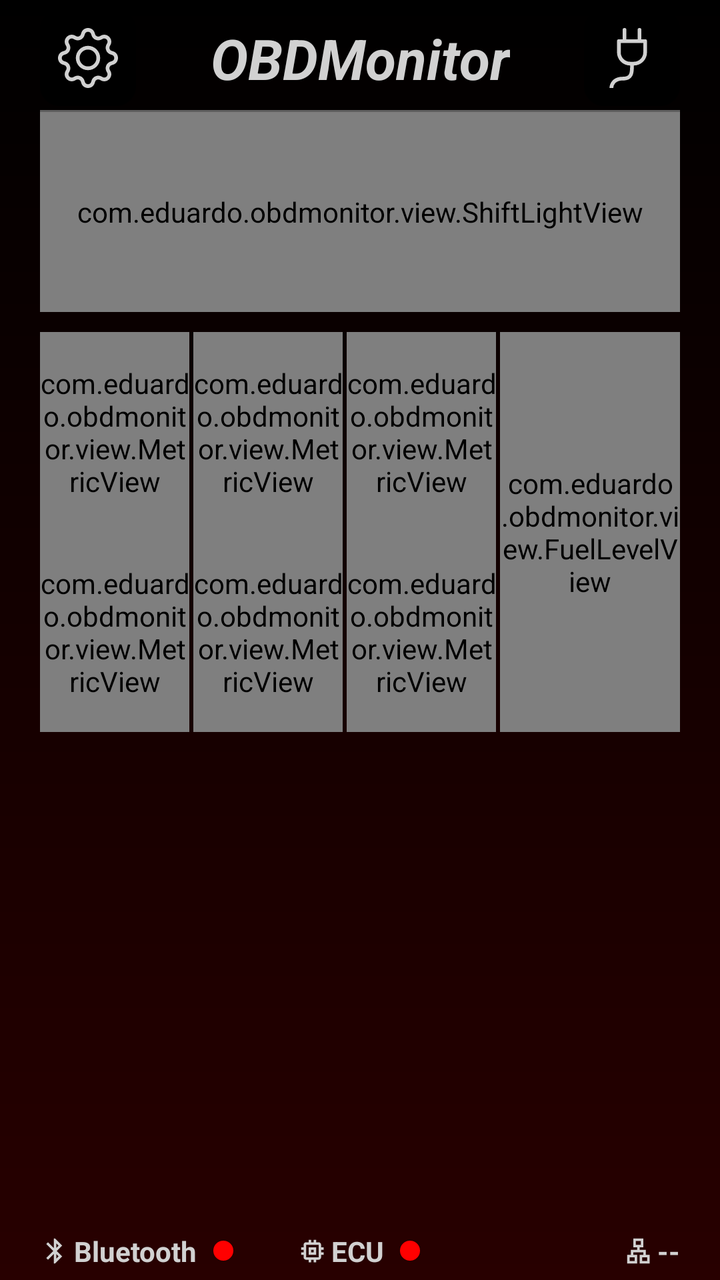
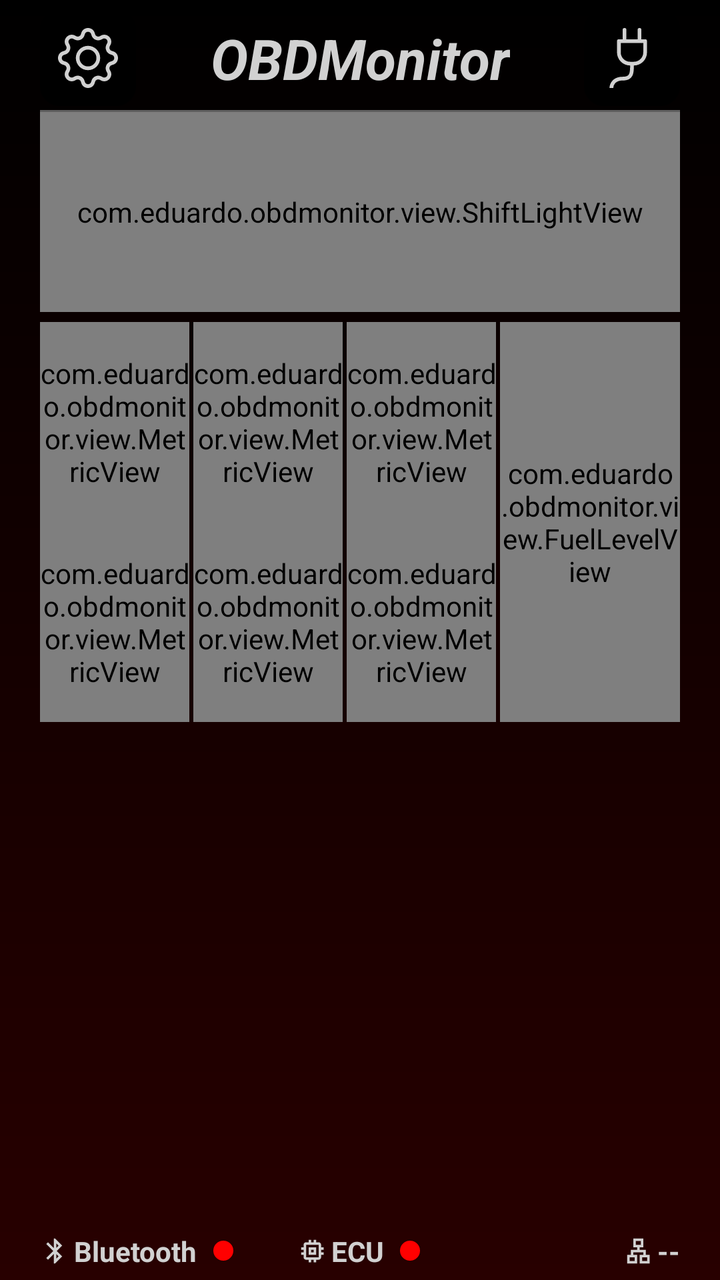

Before-and-after screenshots of an Android layout around one commit, followed by the original layout XML and the change that was made.
<!-- AndroidManifest.xml: application theme Theme.OBDMonitor -->
<!-- res/layout/activity_dashboard.xml -->
<?xml version="1.0" encoding="utf-8"?>
<androidx.constraintlayout.widget.ConstraintLayout xmlns:android="http://schemas.android.com/apk/res/android"
    xmlns:app="http://schemas.android.com/apk/res-auto"
    xmlns:tools="http://schemas.android.com/tools"
    android:id="@+id/main"
    android:layout_width="match_parent"
    android:layout_height="match_parent"
    android:background="@drawable/application_background"
    tools:context=".ui.DashboardActivity">

    <androidx.constraintlayout.widget.ConstraintLayout
        android:id="@+id/containerDashboard"
        android:layout_width="0dp"
        android:layout_height="0dp"
        android:layout_marginStart="20dp"
        android:layout_marginTop="5dp"
        android:layout_marginEnd="20dp"
        android:layout_marginBottom="5dp"
        app:layout_constraintBottom_toBottomOf="parent"
        app:layout_constraintEnd_toEndOf="parent"
        app:layout_constraintStart_toStartOf="parent"
        app:layout_constraintTop_toTopOf="parent">

        <androidx.constraintlayout.widget.ConstraintLayout
            android:id="@+id/containerHeader"
            android:layout_width="0dp"
            android:layout_height="wrap_content"
            app:layout_constraintEnd_toEndOf="parent"
            app:layout_constraintStart_toStartOf="parent"
            app:layout_constraintTop_toTopOf="parent">

            <androidx.appcompat.widget.AppCompatImageButton
                android:id="@+id/btnSettings"
                style="@style/SettingsButtonComponent"
                app:layout_constraintBottom_toBottomOf="parent"
                app:layout_constraintStart_toStartOf="parent"
                app:layout_constraintTop_toTopOf="parent" />

            <TextView
                android:id="@+id/txtTitle"
                android:layout_width="wrap_content"
                android:layout_height="wrap_content"
                android:text="@string/app_name"
                android:textColor="?attr/colorOnPrimary"
                android:textSize="28sp"
                android:textStyle="bold|italic"
                app:layout_constraintBottom_toBottomOf="parent"
                app:layout_constraintEnd_toStartOf="@id/btnConnection"
                app:layout_constraintStart_toEndOf="@id/btnSettings"
                app:layout_constraintTop_toTopOf="parent" />

            <androidx.appcompat.widget.AppCompatImageButton
                android:id="@+id/btnConnection"
                style="@style/ConnectionButtonComponent"
                app:layout_constraintBottom_toBottomOf="parent"
                app:layout_constraintEnd_toEndOf="parent"
                app:layout_constraintTop_toTopOf="parent" />
        </androidx.constraintlayout.widget.ConstraintLayout>

        <View
            android:id="@+id/separator"
            style="@style/SeparatorComponent"
            app:layout_constraintEnd_toEndOf="parent"
            app:layout_constraintStart_toStartOf="parent"
            app:layout_constraintTop_toBottomOf="@id/containerHeader" />

        <androidx.constraintlayout.widget.ConstraintLayout
            android:id="@+id/containerDashboardMetrics"
            android:layout_width="0dp"
            android:layout_height="0dp"
            app:layout_constraintBottom_toTopOf="@id/containerStatus"
            app:layout_constraintEnd_toEndOf="parent"
            app:layout_constraintStart_toStartOf="parent"
            app:layout_constraintTop_toBottomOf="@id/separator">

            <com.eduardo.obdmonitor.view.ShiftLightView
                android:id="@+id/shiftLight"
                android:layout_width="0dp"
                android:layout_height="100dp"
                app:layout_constraintEnd_toEndOf="parent"
                app:layout_constraintStart_toStartOf="parent"
                app:layout_constraintTop_toTopOf="parent" />

            <androidx.constraintlayout.widget.ConstraintLayout
                android:id="@+id/containerMetrics"
                android:layout_width="0dp"
                android:layout_height="wrap_content"
                android:layout_marginTop="5dp"
                app:layout_constraintEnd_toEndOf="parent"
                app:layout_constraintStart_toStartOf="parent"
                app:layout_constraintTop_toBottomOf="@id/shiftLight">

                <androidx.constraintlayout.helper.widget.Flow
                    android:id="@+id/flowCards"
                    android:layout_width="0dp"
                    android:layout_height="wrap_content"
                    android:layout_marginTop="5dp"
                    app:constraint_referenced_ids="cardSpeed,cardThrottle,cardMap,cardCoolant,cardIntake,cardBattery"
                    app:flow_horizontalGap="2dp"
                    app:flow_horizontalStyle="spread_inside"
                    app:flow_maxElementsWrap="3"
                    app:flow_verticalAlign="center"
                    app:flow_wrapMode="chain"
                    app:layout_constraintEnd_toStartOf="@id/fuelLevel"
                    app:layout_constraintStart_toStartOf="parent"
                    app:layout_constraintTop_toTopOf="parent" />

                <com.eduardo.obdmonitor.view.MetricView
                    android:id="@+id/cardSpeed"
                    android:layout_width="0dp"
                    android:layout_height="100dp"
                    app:metricIcon="@drawable/ic_dashboard_speedometer"
                    app:metricTitle="@string/speed"
                    app:metricUnit="km/h"
                    app:metricValue="0" />

                <com.eduardo.obdmonitor.view.MetricView
                    android:id="@+id/cardThrottle"
                    android:layout_width="0dp"
                    android:layout_height="100dp"
                    app:metricIcon="@drawable/ic_dashboard_throttle"
                    app:metricTitle="@string/throttle"
                    app:metricUnit="%"
                    app:metricValue="0" />

                <com.eduardo.obdmonitor.view.MetricView
                    android:id="@+id/cardMap"
                    android:layout_width="0dp"
                    android:layout_height="100dp"
                    app:metricIcon="@drawable/ic_dashboard_pressure_gauge"
                    app:metricTitle="@string/map"
                    app:metricUnit="kPa"
                    app:metricValue="0" />

                <com.eduardo.obdmonitor.view.MetricView
                    android:id="@+id/cardCoolant"
                    android:layout_width="0dp"
                    android:layout_height="100dp"
                    app:metricIcon="@drawable/ic_dashboard_thermometer"
                    app:metricTitle="@string/engine_t"
                    app:metricUnit="°C"
                    app:metricValue="0" />

                <com.eduardo.obdmonitor.view.MetricView
                    android:id="@+id/cardIntake"
                    android:layout_width="0dp"
                    android:layout_height="100dp"
                    app:metricIcon="@drawable/ic_dashboard_thermometer"
                    app:metricTitle="@string/intake_t"
                    app:metricUnit="°C"
                    app:metricValue="0" />

                <com.eduardo.obdmonitor.view.MetricView
                    android:id="@+id/cardBattery"
                    android:layout_width="0dp"
                    android:layout_height="100dp"
                    app:metricIcon="@drawable/ic_dashboard_lightning_charge"
                    app:metricTitle="@string/battery"
                    app:metricUnit="V"
                    app:metricValue="0.0" />

                <com.eduardo.obdmonitor.view.FuelLevelView
                    android:id="@+id/fuelLevel"
                    android:layout_width="90dp"
                    android:layout_height="0dp"
                    android:layout_marginStart="2dp"
                    app:layout_constraintBottom_toBottomOf="@id/flowCards"
                    app:layout_constraintEnd_toEndOf="parent"
                    app:layout_constraintStart_toEndOf="@id/flowCards"
                    app:layout_constraintTop_toTopOf="@id/flowCards" />

            </androidx.constraintlayout.widget.ConstraintLayout>
        </androidx.constraintlayout.widget.ConstraintLayout>

        <LinearLayout
            android:id="@+id/containerStatus"
            android:layout_width="0dp"
            android:layout_height="wrap_content"
            android:gravity="center_vertical"
            android:orientation="horizontal"
            app:layout_constraintBottom_toBottomOf="parent"
            app:layout_constraintEnd_toEndOf="parent"
            app:layout_constraintStart_toStartOf="parent">

            <ImageView
                android:id="@+id/imgBluetooth"
                android:layout_width="15dp"
                android:layout_height="15dp"
                android:contentDescription="@null"
                android:src="@drawable/ic_status_bluetooth" />

            <TextView
                android:id="@+id/txtBluetooth"
                android:layout_width="wrap_content"
                android:layout_height="wrap_content"
                android:layout_marginStart="2dp"
                android:text="@string/bluetooth"
                android:textColor="?attr/colorOnPrimary"
                android:textStyle="bold" />

            <View
                android:id="@+id/viewBluetooth"
                android:layout_width="10dp"
                android:layout_height="10dp"
                android:layout_marginStart="8dp"
                android:background="@drawable/status_off" />

            <ImageView
                android:id="@+id/imgMemory"
                android:layout_width="15dp"
                android:layout_height="15dp"
                android:layout_marginStart="32dp"
                android:contentDescription="@null"
                android:src="@drawable/ic_status_ecu" />

            <TextView
                android:id="@+id/txtEcu"
                android:layout_width="wrap_content"
                android:layout_height="wrap_content"
                android:layout_marginStart="2dp"
                android:text="@string/ecu"
                android:textColor="?attr/colorOnPrimary"
                android:textStyle="bold" />

            <View
                android:id="@+id/viewEcu"
                android:layout_width="10dp"
                android:layout_height="10dp"
                android:layout_marginStart="8dp"
                android:background="@drawable/status_off" />

            <LinearLayout
                android:layout_width="0dp"
                android:layout_height="wrap_content"
                android:layout_marginStart="32dp"
                android:layout_weight="1"
                android:gravity="end|center_vertical"
                android:orientation="horizontal"
                tools:ignore="UseCompoundDrawables">

                <ImageView
                    android:id="@+id/imgLan"
                    android:layout_width="15dp"
                    android:layout_height="15dp"
                    android:contentDescription="@null"
                    android:src="@drawable/ic_status_lan" />

                <TextView
                    android:id="@+id/txtProtocol"
                    android:layout_width="wrap_content"
                    android:layout_height="wrap_content"
                    android:layout_marginStart="2dp"
                    android:text="@string/__"
                    android:textColor="?attr/colorOnPrimary"
                    android:textStyle="bold" />

            </LinearLayout>
        </LinearLayout>
    </androidx.constraintlayout.widget.ConstraintLayout>

    <View
        android:id="@+id/viewLimiter"
        android:layout_width="0dp"
        android:layout_height="0dp"
        android:alpha="0"
        android:background="@color/limiter"
        android:clickable="false"
        android:focusable="false"
        app:layout_constraintBottom_toBottomOf="parent"
        app:layout_constraintEnd_toEndOf="parent"
        app:layout_constraintStart_toStartOf="parent"
        app:layout_constraintTop_toTopOf="parent" />
</androidx.constraintlayout.widget.ConstraintLayout>
<!-- resources referenced by this layout -->
<resources>
  <color name="limiter">#55FF0000</color>
  <!-- drawable application_background (drawable) -->
  <?xml version="1.0" encoding="utf-8"?>
  <shape xmlns:android="http://schemas.android.com/apk/res/android">
      <gradient
          android:startColor="@color/dark_red"
          android:endColor="?attr/colorSurface"
          android:angle="90"/>
  </shape>
  <!-- drawable status_off (drawable) -->
  <?xml version="1.0" encoding="utf-8"?>
  <shape xmlns:android="http://schemas.android.com/apk/res/android">
      <size
          android:width="10dp"
          android:height="10dp" />
      <corners android:radius="5dp" />
      <solid android:color="@color/status_off" />
  </shape>
  <string name="__" translatable="false">--</string>
  <string name="app_name" translatable="false">OBDMonitor</string>
  <string name="battery">Bateria</string>
  <string name="bluetooth" translatable="false">Bluetooth</string>
  <string name="ecu" translatable="false">ECU</string>
  <string name="engine_t">T. Motor</string>
  <string name="intake_t">T. Admissão</string>
  <string name="map">MAP</string>
  <string name="speed">Velocidade</string>
  <string name="throttle">Borboleta</string>
  <style name="ConnectionButtonComponent" parent="ButtonComponent">
          <item name="android:src">@drawable/ic_button_connect</item>
          <item name="android:contentDescription">@string/connection</item>
      </style>
  <style name="SeparatorComponent">
          <item name="android:layout_width">0dp</item>
          <item name="android:layout_height">1dp</item>
          <item name="android:layout_marginTop">2dp</item>
          <item name="android:layout_marginBottom">2dp</item>
          <item name="android:background">@drawable/separator_background</item>
      </style>
  <style name="SettingsButtonComponent" parent="ButtonComponent">
          <item name="android:src">@drawable/ic_button_settings</item>
          <item name="android:contentDescription">@string/settings</item>
      </style>
  <style name="Theme.OBDMonitor" parent="Base.Theme.OBDMonitor" />
  <color name="dark_red">#280000</color>
  <color name="status_off">@color/red</color>
  <style name="ButtonComponent">
          <item name="android:layout_width">48dp</item>
          <item name="android:layout_height">48dp</item>
          <item name="android:background">@drawable/button_background</item>
      </style>
  <string name="connection">Conexão</string>
  <!-- drawable separator_background (drawable) -->
  <?xml version="1.0" encoding="utf-8"?>
  <shape xmlns:android="http://schemas.android.com/apk/res/android">
      <size android:height="1dp" />
      <solid android:color="?attr/colorPrimaryVariant" />
  </shape>
  <string name="settings">Configurações</string>
  <color name="red">#FF0000</color>
  <!-- drawable button_background (drawable) -->
  <?xml version="1.0" encoding="utf-8"?>
  <ripple xmlns:android="http://schemas.android.com/apk/res/android"
      android:color="?attr/colorOnSurface">
      <item>
          <shape>
              <corners android:radius="10dp" />
              <solid android:color="?attr/colorSurface" />
          </shape>
      </item>
  </ripple>
  <color name="primary_light_mode">@color/black</color>
  <color name="primary_variant_light_mode">@color/grey</color>
  <color name="on_primary_light_mode">@color/light_grey</color>
  <color name="secondary_light_mode">@color/dark_red</color>
  <color name="secondary_variant_light_mode">@color/light_red</color>
  <color name="primary_container_light_mode">@color/white_transparency</color>
  <color name="secondary_container_light_mode">@color/red_transparency</color>
  <color name="surface_light_mode">@color/black</color>
  <color name="on_surface_light_mode">@color/light_grey</color>
  <color name="black">#000000</color>
  <color name="grey">#5F5F5F</color>
  <color name="light_grey">#D1D1D1</color>
  <color name="light_red">#8E343C</color>
  <color name="white_transparency">#1EFFFFFF</color>
  <color name="red_transparency">#80280000</color>
  <!-- unchanged entries left out for length: 11 -->
</resources>

<!-- the commit's change to res/layout/activity_dashboard.xml (unified diff, before → after) -->
@@ -94,7 +94,6 @@
                     android:id="@+id/flowCards"
                     android:layout_width="0dp"
                     android:layout_height="wrap_content"
-                    android:layout_marginTop="5dp"
                     app:constraint_referenced_ids="cardSpeed,cardThrottle,cardMap,cardCoolant,cardIntake,cardBattery"
                     app:flow_horizontalGap="2dp"
                     app:flow_horizontalStyle="spread_inside"
